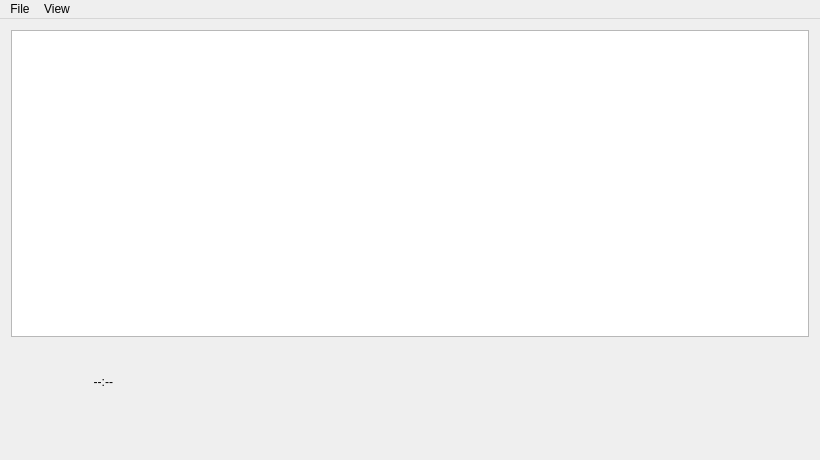
Old version of the form app/src/playerwindow.ui in the repository ailchuk/uamp.
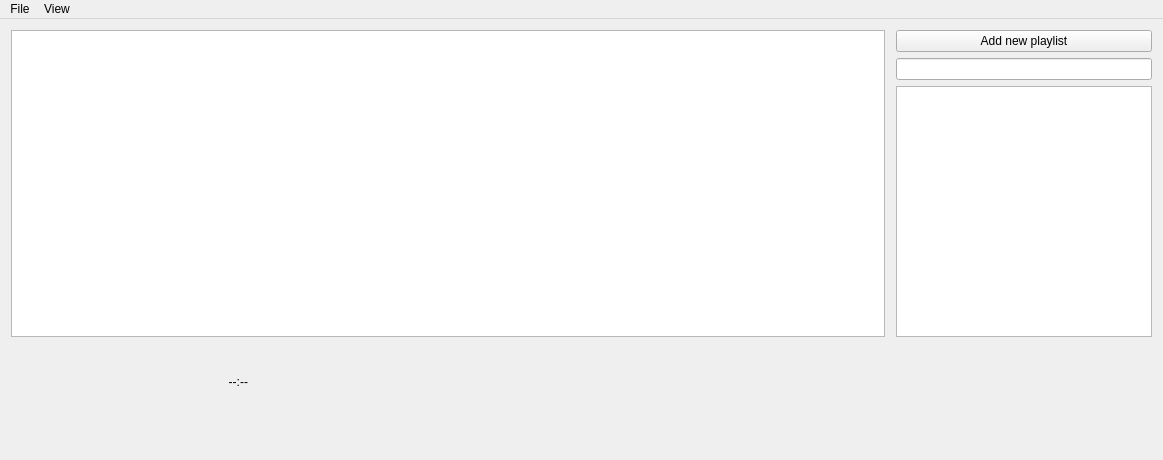
New version of the form. Custom widgets are drawn as their Qt base class.

Commit message: working with playlist

What changed in the file:
```diff
--- a/app/src/playerwindow.ui
+++ b/app/src/playerwindow.ui
@@ -6,7 +6,7 @@
    <rect>
     <x>0</x>
     <y>0</y>
-    <width>820</width>
+    <width>1163</width>
     <height>460</height>
    </rect>
   </property>
@@ -21,35 +21,6 @@
   </property>
   <widget class="QWidget" name="centralWidget">
    <layout class="QGridLayout" name="gridLayout">
-    <item row="3" column="4">
-     <spacer name="bottomVerticalSpacer">
-      <property name="orientation">
-       <enum>Qt::Vertical</enum>
-      </property>
-      <property name="sizeType">
-       <enum>QSizePolicy::Fixed</enum>
-      </property>
-      <property name="sizeHint" stdset="0">
-       <size>
-        <width>13</width>
-        <height>13</height>
-       </size>
-      </property>
-     </spacer>
-    </item>
-    <item row="2" column="6">
-     <spacer name="rightHorizontalSpacer">
-      <property name="orientation">
-       <enum>Qt::Horizontal</enum>
-      </property>
-      <property name="sizeHint" stdset="0">
-       <size>
-        <width>115</width>
-        <height>20</height>
-       </size>
-      </property>
-     </spacer>
-    </item>
     <item row="2" column="3" colspan="2">
      <widget class="PlayerControls" name="controls" native="true">
       <property name="sizePolicy">
@@ -139,23 +110,7 @@
       </property>
      </widget>
     </item>
-    <item row="2" column="5">
-     <spacer name="horizontalSpacer_2">
-      <property name="orientation">
-       <enum>Qt::Horizontal</enum>
-      </property>
-      <property name="sizeType">
-       <enum>QSizePolicy::Fixed</enum>
-      </property>
-      <property name="sizeHint" stdset="0">
-       <size>
-        <width>5</width>
-        <height>20</height>
-       </size>
-      </property>
-     </spacer>
-    </item>
-    <item row="0" column="0" colspan="7">
+    <item row="0" column="0" colspan="5">
      <widget class="QTreeView" name="libraryView">
       <property name="palette">
        <palette>
@@ -267,6 +222,113 @@
       </property>
      </widget>
     </item>
+    <item row="2" column="6">
+     <spacer name="horizontalSpacer_2">
+      <property name="orientation">
+       <enum>Qt::Horizontal</enum>
+      </property>
+      <property name="sizeType">
+       <enum>QSizePolicy::Fixed</enum>
+      </property>
+      <property name="sizeHint" stdset="0">
+       <size>
+        <width>5</width>
+        <height>20</height>
+       </size>
+      </property>
+     </spacer>
+    </item>
+    <item row="2" column="7">
+     <spacer name="rightHorizontalSpacer">
+      <property name="orientation">
+       <enum>Qt::Horizontal</enum>
+      </property>
+      <property name="sizeHint" stdset="0">
+       <size>
+        <width>115</width>
+        <height>20</height>
+       </size>
+      </property>
+     </spacer>
+    </item>
+    <item row="2" column="2">
+     <spacer name="horizontalSpacer">
+      <property name="orientation">
+       <enum>Qt::Horizontal</enum>
+      </property>
+      <property name="sizeType">
+       <enum>QSizePolicy::Fixed</enum>
+      </property>
+      <property name="sizeHint" stdset="0">
+       <size>
+        <width>5</width>
+        <height>20</height>
+       </size>
+      </property>
+     </spacer>
+    </item>
+    <item row="3" column="4">
+     <spacer name="bottomVerticalSpacer">
+      <property name="orientation">
+       <enum>Qt::Vertical</enum>
+      </property>
+      <property name="sizeType">
+       <enum>QSizePolicy::Fixed</enum>
+      </property>
+      <property name="sizeHint" stdset="0">
+       <size>
+        <width>13</width>
+        <height>13</height>
+       </size>
+      </property>
+     </spacer>
+    </item>
+    <item row="1" column="3" colspan="2">
+     <widget class="QLabel" name="currentTrackLabel">
+      <property name="minimumSize">
+       <size>
+        <width>0</width>
+        <height>20</height>
+       </size>
+      </property>
+      <property name="text">
+       <string/>
+      </property>
+      <property name="alignment">
+       <set>Qt::AlignCenter</set>
+      </property>
+     </widget>
+    </item>
+    <item row="2" column="0">
+     <spacer name="leftHorizontalSpacer">
+      <property name="orientation">
+       <enum>Qt::Horizontal</enum>
+      </property>
+      <property name="sizeHint" stdset="0">
+       <size>
+        <width>115</width>
+        <height>20</height>
+       </size>
+      </property>
+     </spacer>
+    </item>
+    <item row="0" column="7">
+     <layout class="QVBoxLayout" name="verticalLayout">
+      <item>
+       <widget class="QPushButton" name="pushButton">
+        <property name="text">
+         <string>Add new playlist</string>
+        </property>
+       </widget>
+      </item>
+      <item>
+       <widget class="QLineEdit" name="textEdit"/>
+      </item>
+      <item>
+       <widget class="QListWidget" name="listWidget"/>
+      </item>
+     </layout>
+    </item>
    </layout>
   </widget>
   <widget class="QMenuBar" name="menuBar">
@@ -274,7 +336,7 @@
     <rect>
      <x>0</x>
      <y>0</y>
-     <width>820</width>
+     <width>1163</width>
      <height>25</height>
     </rect>
    </property>
```
Left out of the diff: 45 changed lines with no effect on the pictures. The commit also changes 4 other files.
